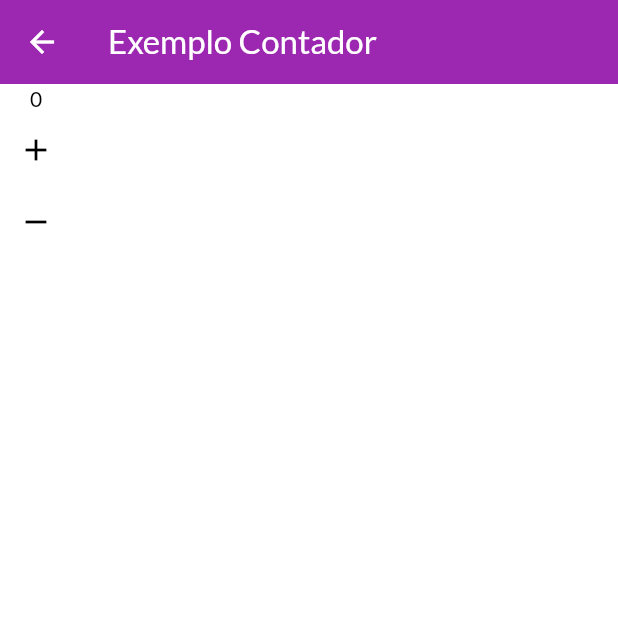
After one commit to enzo-cezarg/shop-app, a Flutter app: the CounterPage screen opened directly, on a phone screen of 412 x 824 dp, the top half of it. The commit adds this screen. Run offline on Flutter 3.47's test engine with Material 3 defaults, Android fonts, the phone set to English and light mode, and no system bars; network calls fail.

```diff
--- /dev/null
+++ b/lib/models/product_list.dart
@@ -0,0 +1,14 @@
+import 'package:flutter/material.dart';
+import 'package:shop/data/dummy_data.dart';
+import 'package:shop/models/product.dart';
+
+class ProductList with ChangeNotifier {
+  List<Product> _items = dummyProducts;
+
+  List<Product> get items => [..._items];
+
+  void addProduct(Product product) {
+    _items.add(product);
+    notifyListeners();
+  }
+}
--- /dev/null
+++ b/lib/pages/counter_page.dart
@@ -0,0 +1,45 @@
+import 'package:flutter/material.dart';
+import 'package:shop/providers/counter.dart';
+import '../models/product.dart';
+
+class CounterPage extends StatefulWidget {
+  const CounterPage({super.key});
+
+  @override
+  State<CounterPage> createState() => _CounterPageState();
+}
+
+class _CounterPageState extends State<CounterPage> {
+  @override
+  Widget build(BuildContext context) {
+    final provider = CounterProvider.of(context);
+    return Scaffold(
+      appBar: AppBar(
+        title: Text('Exemplo Contador'),
+        backgroundColor: Theme.of(context).colorScheme.primary,
+        foregroundColor: Theme.of(context).colorScheme.onPrimary,
+      ),
+      body: Column(
+        children: [
+          Text(provider?.state.value.toString() ?? '0'),
+          IconButton(
+            onPressed: () {
+              setState(() {
+                provider?.state.inc();
+              });
+            },
+            icon: Icon(Icons.add),
+          ),
+          IconButton(
+            onPressed: () {
+              setState(() {
+                provider?.state.dec();
+              });
+            },
+            icon: Icon(Icons.remove),
+          )
+        ],
+      ),
+    );
+  }
+}
--- /dev/null
+++ b/lib/providers/counter.dart
@@ -0,0 +1,27 @@
+import 'package:flutter/material.dart';
+
+class CounterState {
+  int _value = 0;
+
+  void inc() => _value++;
+  void dec() => _value--;
+  int get value => _value;
+
+  bool diff(CounterState old) {
+    return old._value != _value;
+  }
+}
+
+class CounterProvider extends InheritedWidget {
+  final CounterState state = CounterState();
+  CounterProvider({required Widget child}) : super(child: child);
+
+  static CounterProvider? of(BuildContext context) {
+    return context.dependOnInheritedWidgetOfExactType<CounterProvider>();
+  }
+
+  @override
+  bool updateShouldNotify(covariant CounterProvider oldWidget) {
+    return oldWidget.state.diff(state);
+  }
+}
```
Also changed, not shown: lib/components/product_grid.dart (added, +26 -0 lines), lib/main.dart (+7 -1 lines), lib/pages/products_overview_page.dart (+3 -16 lines).
